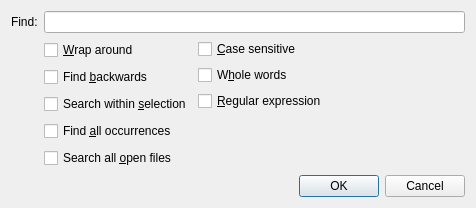
First picture: the form in src/Find.ui, repository Sharpie/TeXworks, before the edit.
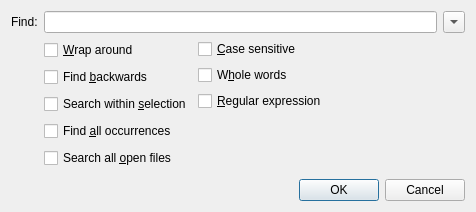
Second picture: the form after the edit.

Commit message: remember recent strings for search & replace, and provide popups in dialogs

Patch:
```diff
--- a/src/Find.ui
+++ b/src/Find.ui
@@ -9,7 +9,7 @@
     <x>0</x>
     <y>0</y>
     <width>476</width>
-    <height>208</height>
+    <height>212</height>
    </rect>
   </property>
   <property name="sizePolicy" >
@@ -42,7 +42,26 @@
      </property>
     </widget>
    </item>
-   <item row="1" column="1" >
+   <item row="0" column="2" >
+    <widget class="QToolButton" name="recentSearches" >
+     <property name="maximumSize" >
+      <size>
+       <width>22</width>
+       <height>22</height>
+      </size>
+     </property>
+     <property name="text" >
+      <string/>
+     </property>
+     <property name="popupMode" >
+      <enum>QToolButton::InstantPopup</enum>
+     </property>
+     <property name="arrowType" >
+      <enum>Qt::DownArrow</enum>
+     </property>
+    </widget>
+   </item>
+   <item row="1" column="1" colspan="2" >
     <layout class="QHBoxLayout" name="horizontalLayout" >
      <item>
       <layout class="QVBoxLayout" name="verticalLayout" >
@@ -194,7 +213,7 @@
      </item>
     </layout>
    </item>
-   <item row="2" column="0" colspan="2" >
+   <item row="2" column="0" colspan="3" >
     <widget class="QDialogButtonBox" name="buttonBox" >
      <property name="orientation" >
       <enum>Qt::Horizontal</enum>
```
The commit also changes 3 other files.
